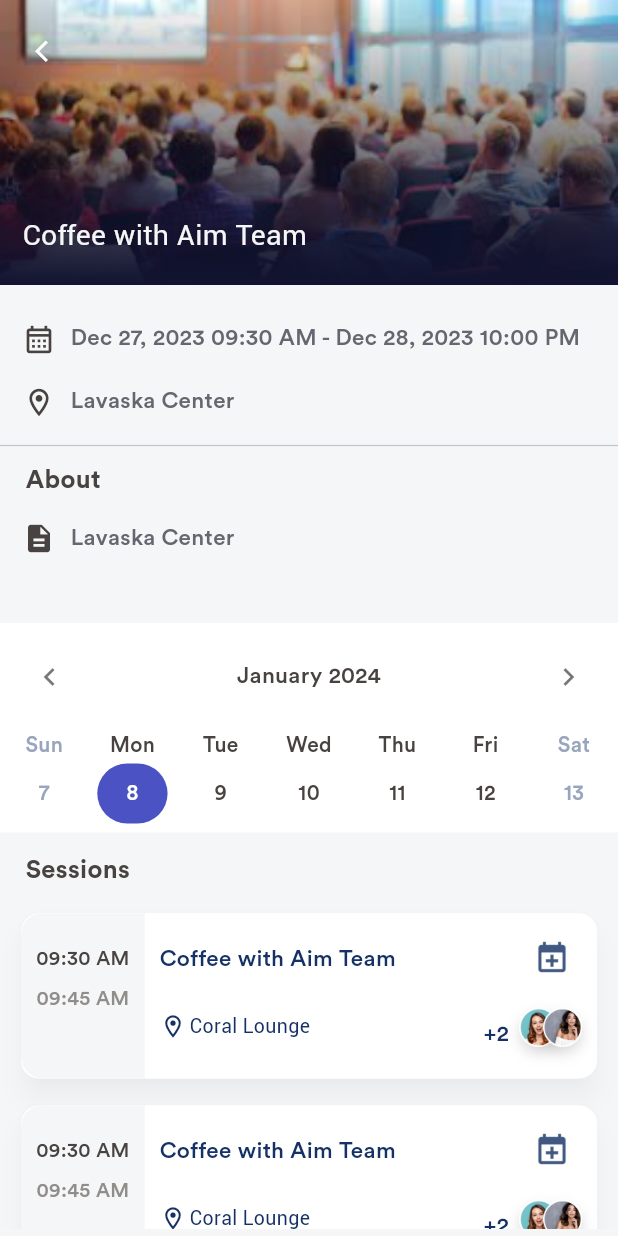
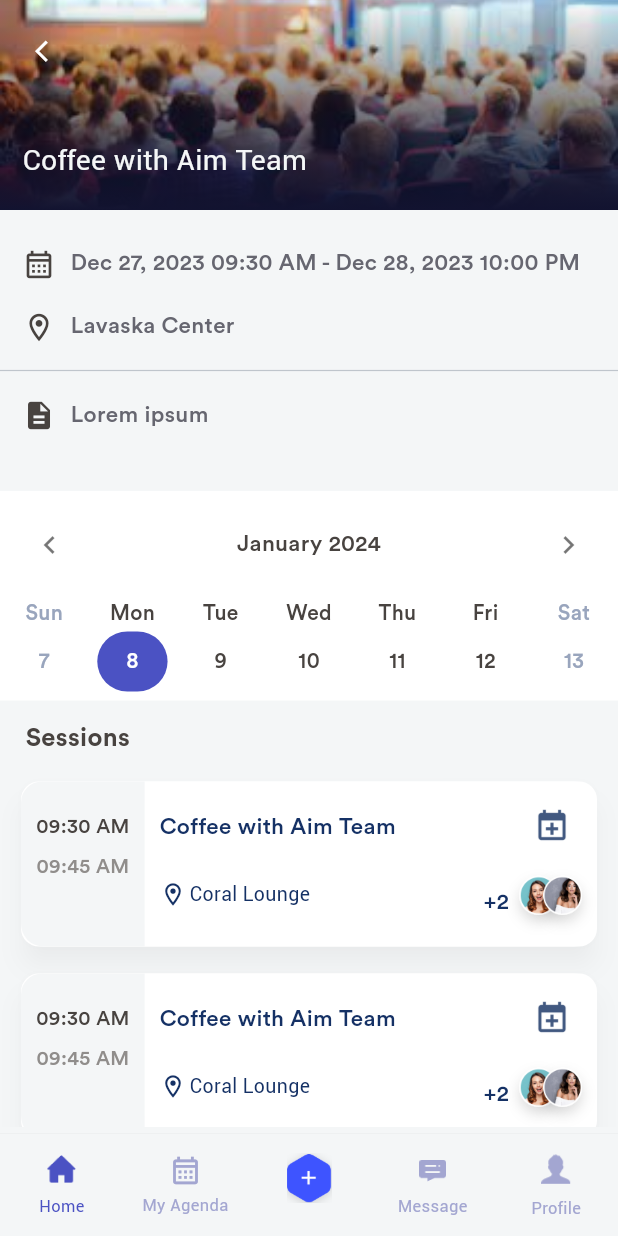
Before and after one commit to expoders8/i-Attent_Tap_Expoders, a Flutter app: the TabPage screen opened by its route, after a tap on "Coffee with Aim Team", on a phone screen of 412 x 824 dp. Run offline on Flutter 3.47's test engine with Material 3 defaults, Android fonts, the light colour scheme and no system bars; drawn by our look-alikes of table_calendar; our stand-ins replace avatar_glow, cloud_firestore, dotted_border, emoji_picker_flutter, firebase_auth, firebase_core and 8 more; missing offline and left inert: flutter_overlay_loader; accounts and stored records are empty; Roboto replaces fonts that are missing (CircularStd).

Commit message:
massage screen , push notification , bug fixes

```diff
--- /dev/null
+++ b/lib/app/services/fcm_notification_service.dart
@@ -0,0 +1,107 @@
+import 'dart:math';
+import 'package:firebase_messaging/firebase_messaging.dart';
+import 'package:flutter/material.dart';
+import 'package:flutter/foundation.dart';
+import 'package:flutter_local_notifications/flutter_local_notifications.dart';
+
+class FCMNotificationServices {
+  FirebaseMessaging messaging = FirebaseMessaging.instance;
+
+  final FlutterLocalNotificationsPlugin _flutterLocalNotificationsPlugin =
+      FlutterLocalNotificationsPlugin();
+
+  void requestNotificationPermission() async {
+    NotificationSettings settings = await messaging.requestPermission(
+        alert: true,
+        announcement: true,
+        badge: true,
+        carPlay: true,
+        criticalAlert: true,
+        provisional: true,
+        sound: true);
+
+    if (settings.authorizationStatus == AuthorizationStatus.authorized) {
+      print("user granted permission");
+    } else if (settings.authorizationStatus ==
+        AuthorizationStatus.provisional) {
+      print("user granted provisional permission");
+    } else {
+      print("user denied permission");
+    }
+  }
+
+  void initLocalNotification(
+      BuildContext context, RemoteMessage message) async {
+    var androidInitializationSettings =
+        const AndroidInitializationSettings('@mipmap/ic_launcher');
+    var iosInitializationSettings = const DarwinInitializationSettings();
+
+    var initializationSetting = InitializationSettings(
+        android: androidInitializationSettings, iOS: iosInitializationSettings);
+
+    await _flutterLocalNotificationsPlugin.initialize(
+      initializationSetting,
+      onDidReceiveNotificationResponse: (payload) {},
+    );
+  }
+
+  void firebaseInit() {
+    FirebaseMessaging.onMessage.listen((message) {
+      if (kDebugMode) {
+        print(message.notification!.title.toString());
+        print(message.notification!.body.toString());
+      }
+      showNotification(message);
+    });
+  }
+
+  Future<void> showNotification(RemoteMessage message) async {
+    AndroidNotificationChannel channel = AndroidNotificationChannel(
+      Random.secure().nextInt(100000).toString(),
+      'opentales',
+      importance: Importance.max,
+    );
+
+    AndroidNotificationDetails androidNotificationDetails =
+        AndroidNotificationDetails(
+      channel.id.toString(),
+      channel.name.toString(),
+      channelDescription: "Your channel description",
+      importance: Importance.high,
+      priority: Priority.high,
+      ticker: 'ticker',
+    );
+
+    const DarwinNotificationDetails darwinNotificationDetails =
+        DarwinNotificationDetails(
+      presentAlert: true,
+      presentBadge: true,
+      presentSound: true,
+    );
+
+    NotificationDetails notificationDetails = NotificationDetails(
+      android: androidNotificationDetails,
+      iOS: darwinNotificationDetails,
+    );
+
+    Future.delayed(Duration.zero, () {
+      _flutterLocalNotificationsPlugin.show(
+        0,
+        message.notification!.title.toString(),
+        message.notification!.body.toString(),
+        notificationDetails,
+      );
+    });
+  }
+
+  Future<String> getDeviceToken() async {
+    String? token = await messaging.getToken();
+    return token!;
+  }
+
+  void isTokenRefresh() async {
+    messaging.onTokenRefresh.listen((event) {
+      event.toString();
+    });
+  }
+}
--- a/lib/app/ui/details/event_details.dart
+++ b/lib/app/ui/details/event_details.dart
@@ -2,6 +2,7 @@ import 'dart:io';
 import 'package:get/get.dart';
 import 'package:flutter/material.dart';
 
+import '../home/tab_page.dart';
 import '../widgets/data_section.dart';
 import '../../../config/constant/font_constant.dart';
 import '../../../config/constant/color_constant.dart';
@@ -28,7 +29,7 @@ class _EventDetailsPageState extends State<EventDetailsPage> {
             children: [
               Container(
                 width: Get.width,
-                height: 190,
+                height: 140,
                 foregroundDecoration: const BoxDecoration(
                   color: kWhiteColor,
                   gradient: LinearGradient(
@@ -54,7 +55,11 @@ class _EventDetailsPageState extends State<EventDetailsPage> {
                   padding: const EdgeInsets.only(left: 8.0, bottom: 10),
                   child: IconButton(
                     onPressed: () {
-                      Get.back();
+                      Get.offAll(
+                        () => const TabPage(
+                          screenDef: "Home",
+                        ),
+                      );
                     },
                     icon: const Icon(
                       Icons.arrow_back_ios,
@@ -289,6 +294,9 @@ class _EventDetailsPageState extends State<EventDetailsPage> {
           ),
         ],
       ),
+      // bottomNavigationBar: const TabPage(
+      //   screenDef: "Details",
+      // ),
     );
   }
 
@@ -363,7 +371,7 @@ class _EventDetailsPageState extends State<EventDetailsPage> {
     return SliverAppBar(
       automaticallyImplyLeading: false,
       backgroundColor: kBackGroundColor,
-      expandedHeight: Platform.isAndroid ? 210 : 145,
+      expandedHeight: Platform.isAndroid ? 172 : 145,
       floating: false,
       flexibleSpace: LayoutBuilder(
           builder: (BuildContext context, BoxConstraints constraints) {
@@ -383,19 +391,19 @@ class _EventDetailsPageState extends State<EventDetailsPage> {
                   thickness: 0.8,
                   color: kDividerColor,
                 ),
-                Container(
-                  padding: const EdgeInsets.fromLTRB(17, 3, 0, 5),
-                  child: const Text(
-                    "About",
-                    style: TextStyle(
-                      color: kTitleColor,
-                      fontSize: 17,
-                      fontFamily: kCircularStdBold,
-                    ),
-                  ),
-                ),
+                // Container(
+                //   padding: const EdgeInsets.fromLTRB(17, 3, 0, 5),
+                //   child: const Text(
+                //     "About",
+                //     style: TextStyle(
+                //       color: kTitleColor,
+                //       fontSize: 17,
+                //       fontFamily: kCircularStdBold,
+                //     ),
+                //   ),
+                // ),
                 builddetailsWidget(
-                    Icons.description, "Lavaska Center", "Description"),
+                    Icons.description, "Lorem ipsum", "Description"),
               ],
             ),
           ),
--- a/lib/app/ui/home/home.dart
+++ b/lib/app/ui/home/home.dart
@@ -1,3 +1,4 @@
+import 'package:confrance_expoders/app/ui/home/tab_page.dart';
 import 'package:get/get.dart';
 import 'package:flutter/material.dart';
 
@@ -100,7 +101,11 @@ class _HomePageState extends State<HomePage> {
           itemBuilder: (context, index) {
             return GestureDetector(
               onTap: () {
-                Get.toNamed(Routes.eventDetailsPage);
+                Get.offAll(
+                  () => const TabPage(
+                    screenDef: "Details",
+                  ),
+                );
               },
               child: Column(
                 children: [
--- a/lib/app/ui/home/tab_page.dart
+++ b/lib/app/ui/home/tab_page.dart
@@ -2,8 +2,11 @@ import 'dart:io';
 import 'package:get/get.dart';
 import 'package:flutter/material.dart';
 
+import '../../services/fcm_notification_service.dart';
+import '../details/event_details.dart';
 import '../home/bt3.dart';
 import '../home/home.dart';
+import '../message/message_page.dart';
 import '../profile/profile.dart';
 import '../myAgenda/my_agenda.dart';
 import '../myAgenda/create_activity.dart';
@@ -12,20 +15,32 @@ import '../../../config/constant/font_constant.dart';
 import '../../../config/constant/color_constant.dart';
 
 class TabPage extends StatefulWidget {
-  final String? tabIndexSubscription;
+  final String? screenDef;
   final int? selectedTabIndex;
-  const TabPage(
-      {super.key, this.tabIndexSubscription, this.selectedTabIndex = 0});
+  const TabPage({super.key, this.screenDef, this.selectedTabIndex = 0});
 
   @override
   State<TabPage> createState() => _TabPageState();
 }
 
 class _TabPageState extends State<TabPage> {
-  // FCMNotificationServices fCMNotificationServices = FCMNotificationServices();
+  FCMNotificationServices fCMNotificationServices = FCMNotificationServices();
   final controller = Get.put(TabCountController());
   String authToken = "";
   int accessLevel = 1;
+  @override
+  void initState() {
+    controller.changeTabIndex(widget.selectedTabIndex!.toInt());
+    fCMNotificationServices.requestNotificationPermission();
+    // notificationServices.isTokenRefresh();
+    fCMNotificationServices.firebaseInit();
+    fCMNotificationServices.getDeviceToken().then(
+          (value) => print(
+            value,
+          ),
+        );
+    super.initState();
+  }
 
   final TextStyle unselectedLabelStyle = const TextStyle(
       color: kTextSecondaryColor,
@@ -52,12 +67,14 @@ class _TabPageState extends State<TabPage> {
           body: Obx(
             () => IndexedStack(
               index: tabCountController.tabIndex.value,
-              children: const [
-                HomePage(),
-                MyAgendaPage(),
-                CreateActivity(),
-                Bt3Page(),
-                ProfilePage(),
+              children: [
+                widget.screenDef == "Details"
+                    ? const EventDetailsPage()
+                    : const HomePage(),
+                const MyAgendaPage(),
+                const CreateActivity(),
+                const MessagePage(),
+                const ProfilePage(),
               ],
             ),
           ),
@@ -79,7 +96,17 @@ class _TabPageState extends State<TabPage> {
             elevation: 1,
             showUnselectedLabels: true,
             showSelectedLabels: true,
-            onTap: landingPageController.changeTabIndex,
+            onTap: ((value) {
+              landingPageController.changeTabIndex(value);
+              if (widget.screenDef == "Details") {
+                Get.offAll(
+                  () => TabPage(
+                    screenDef: "Home",
+                    selectedTabIndex: value,
+                  ),
+                );
+              }
+            }),
             currentIndex: landingPageController.tabIndex.value,
             backgroundColor: kBackGroundColor,
             unselectedItemColor: kIconColor,
@@ -141,7 +168,7 @@ class _TabPageState extends State<TabPage> {
                   padding: const EdgeInsets.only(bottom: 8.0, top: 3),
                   child: Image.asset(
                     "assets/icons/profile_icon.png",
-                    color: landingPageController.tabIndex.value == 3
+                    color: landingPageController.tabIndex.value == 4
                         ? kSelectedIconColor
                         : kIconColor,
                     scale: 1.5,
--- a/pubspec.yaml
+++ b/pubspec.yaml
@@ -42,11 +42,17 @@ dependencies:
   dotted_border: ^2.1.0
   cloud_firestore: ^4.2.0
   firebase_auth: ^4.15.3
+  firebase_core: ^2.24.2
+  firebase_messaging: ^14.7.10
   emoji_picker_flutter: ^1.5.1
   speech_to_text: ^6.1.1
   avatar_glow: ^2.0.2
   qr_flutter: ^4.1.0
   flutter_datetime_picker_bdaya: ^3.0.2
+  http: ^1.1.2
+  flutter_overlay_loader: ^2.0.0
+  lottie: ^2.7.0
+  flutter_local_notifications: ^16.3.0
 
 dev_dependencies:
   flutter_test:
```
Also changed, not shown: assets/circle_loader.json (added, +1 -0 lines), lib/app/controller/sign_in_screen.x.dart (+14 -24 lines), lib/app/services/auth_service.dart (added, +45 -0 lines), lib/app/ui/auth/sign_in.dart (+15 -5 lines), lib/app/ui/auth/sing_in_footer.dart (+68 -7 lines), lib/app/ui/message/components/chat_screen.dart (+128 -137 lines), lib/config/provider/loader_provider.dart (added, +40 -0 lines), lib/main.dart (+15 -1 lines), assets/icons/attach_file.png (added), assets/icons/back_icon.png (added), assets/icons/call.png (added), assets/icons/emoji.png (added), assets/icons/line.png (added), assets/icons/microphone.png (added), 1 more files, 3 other files.
